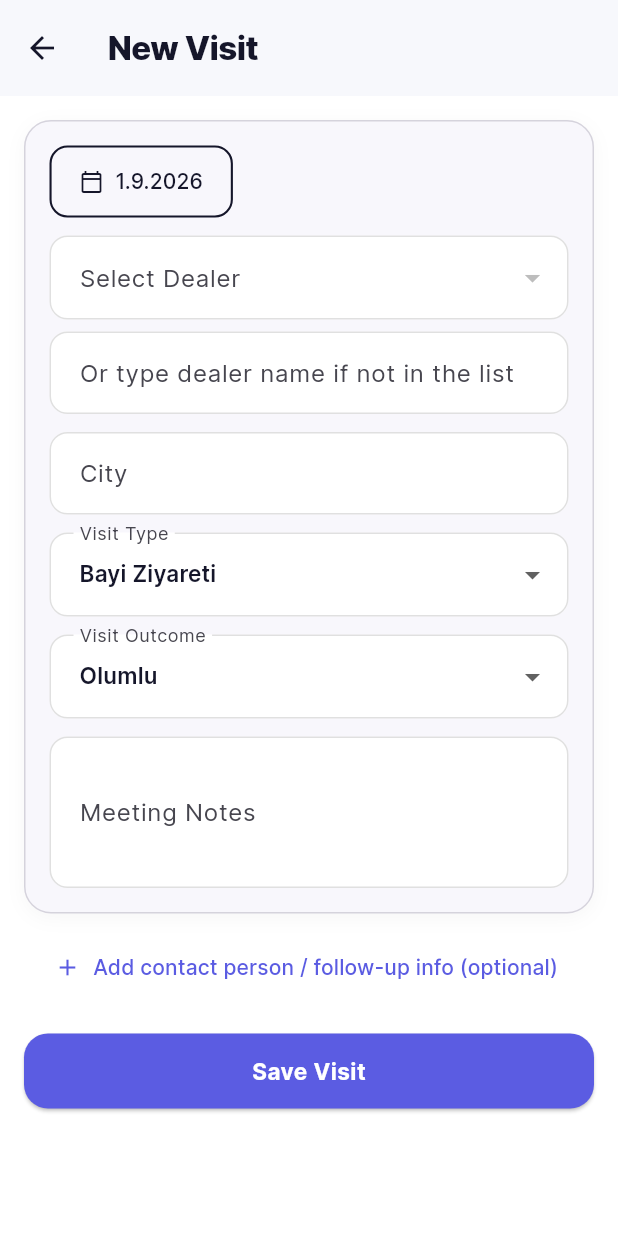
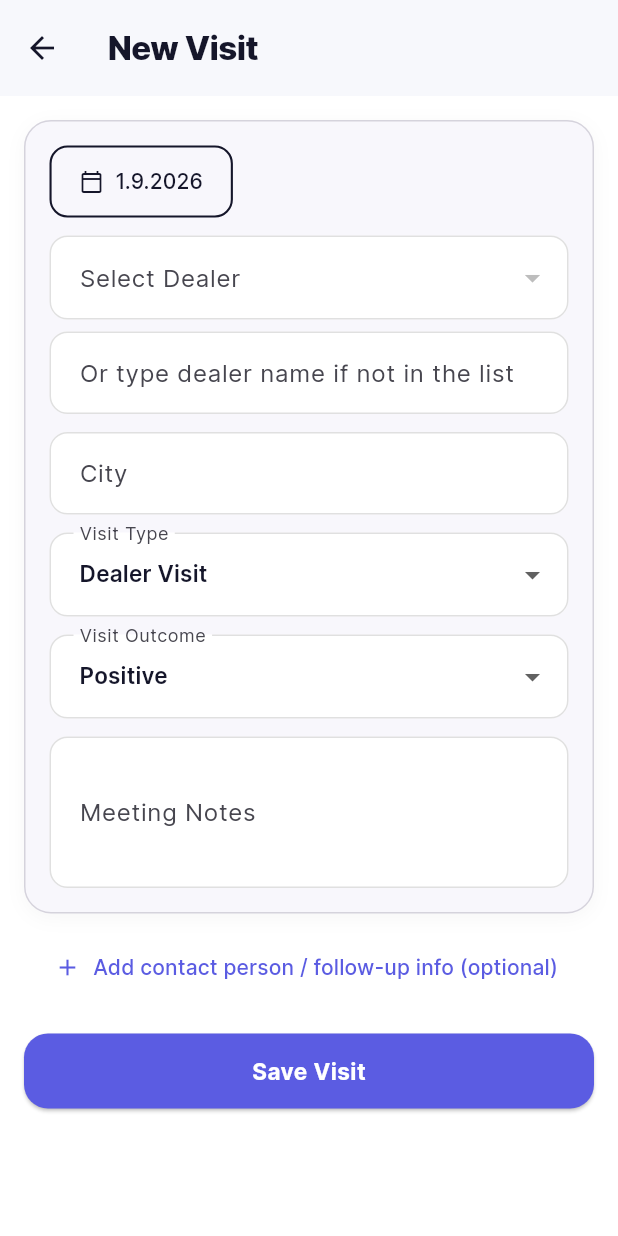
Before and after one commit to tuncak207-hue/bayi-teknik-destek-yeni-v1, a Flutter app: the DealerVisitsScreen screen opened by its route, after a tap on "New Visit", on a phone screen of 412 x 824 dp. Run offline on Flutter 3.47's test engine with Material 3 defaults, Android fonts, the phone set to English and light mode, and no system bars; our stand-ins replace audioplayers, dio, firebase_auth, firebase_core, firebase_messaging, flutter_local_notifications and 15 more; missing offline and left inert: mobile_scanner; accounts and stored records are empty; generated files the repository leaves out were written again; network calls fail.

Commit message:
Add files via upload

```diff
--- a/mobile/lib/features/dealer_visits/dealer_visits_screen.dart
+++ b/mobile/lib/features/dealer_visits/dealer_visits_screen.dart
@@ -8,6 +8,31 @@ import '../../core/api/api_client.dart';
 import '../../core/theme/app_theme.dart';
 import '../../core/widgets/app_components.dart';
 import '../../core/widgets/design_system.dart';
+
+// Kullanıcı isteği: "hala Türkçe" — bu iki harita, dosyada 3 farklı State
+// sınıfında tekrar tanımlıydı; artık tek bir yerden, seçili dile göre
+// üretiliyor.
+Map<String, String> _outcomeLabels(BuildContext context) => {
+      'POSITIVE': AppLocalizations.of(context)!.outcomePositive,
+      'QUOTE_PENDING': AppLocalizations.of(context)!.outcomeQuotePending,
+      'PROJECT_CREATED': AppLocalizations.of(context)!.outcomeProjectCreated,
+      'ORDER_PENDING': AppLocalizations.of(context)!.outcomeOrderPending,
+      'FOLLOW_UP_NEEDED': AppLocalizations.of(context)!.outcomeFollowUpNeeded,
+      'NEGATIVE': AppLocalizations.of(context)!.outcomeNegative,
+      'NOT_HAPPENED': AppLocalizations.of(context)!.outcomeNotHappened,
+      'OTHER': AppLocalizations.of(context)!.outcomeOther,
+    };
+
+Map<String, String> _visitTypeLabels(BuildContext context) => {
+      'DEALER_VISIT': AppLocalizations.of(context)!.visitTypeDealerVisit,
+      'PROJECT_MEETING': AppLocalizations.of(context)!.visitTypeProjectMeeting,
+      'PRODUCT_INTRO': AppLocalizations.of(context)!.visitTypeProductIntro,
+      'TECHNICAL_MEETING': AppLocalizations.of(context)!.visitTypeTechnicalMeeting,
+      'QUOTE_MEETING': AppLocalizations.of(context)!.visitTypeQuoteMeeting,
+      'TRAINING': AppLocalizations.of(context)!.visitTypeTraining,
+      'COLLECTION': AppLocalizations.of(context)!.visitTypeCollection,
+      'OTHER': AppLocalizations.of(context)!.visitTypeOther,
+    };
 
 class DealerVisitsScreen extends StatefulWidget {
   const DealerVisitsScreen({super.key});
@@ -20,28 +45,6 @@ class _DealerVisitsScreenState extends State<DealerVisitsScreen> {
   final Dio _dio = ApiClient().dio;
   List<dynamic> _visits = [];
   bool _loading = true;
-
-  static const _outcomeLabels = {
-    'POSITIVE': 'Olumlu',
-    'QUOTE_PENDING': 'Teklif Bekliyor',
-    'PROJECT_CREATED': 'Proje Oluştu',
-    'ORDER_PENDING': 'Sipariş Bekleniyor',
-    'FOLLOW_UP_NEEDED': 'Takip Gerekli',
-    'NEGATIVE': 'Olumsuz',
-    'NOT_HAPPENED': 'Görüşme Gerçekleşmedi',
-    'OTHER': 'Diğer',
-  };
-
-  static const _visitTypeLabels = {
-    'DEALER_VISIT': 'Bayi Ziyareti',
-    'PROJECT_MEETING': 'Proje Görüşmesi',
-    'PRODUCT_INTRO': 'Ürün Tanıtımı',
-    'TECHNICAL_MEETING': 'Teknik Görüşme',
-    'QUOTE_MEETING': 'Teklif Görüşmesi',
-    'TRAINING': 'Eğitim',
-    'COLLECTION': 'Tahsilat / Ticari Görüşme',
-    'OTHER': 'Diğer',
-  };
 
   @override
   void initState() {
@@ -145,12 +148,12 @@ class _DealerVisitsScreenState extends State<DealerVisitsScreen> {
                             children: [
                               CardHeaderRow(
                                 title: v['dealer']?['company'] ?? v['dealerNameFreeText'] ?? 'Bayi belirtilmedi',
-                                subtitle: '${_visitTypeLabels[v['visitType']] ?? v['visitType']} · ${v['city'] ?? '—'}',
+                                subtitle: '${_visitTypeLabels(context)[v['visitType']] ?? v['visitType']} · ${v['city'] ?? '—'}',
                               ),
                               const SizedBox(height: 8),
                               Row(
                                 children: [
-                                  StatusBadge(label: _outcomeLabels[v['outcome']] ?? v['outcome'], tone: _outcomeTone(v['outcome'])),
+                                  StatusBadge(label: _outcomeLabels(context)[v['outcome']] ?? v['outcome'], tone: _outcomeTone(v['outcome'])),
                                   if (needsFollowUp) ...[
                                     const SizedBox(width: 6),
                                     StatusBadge(label: AppLocalizations.of(context)!.followUp, tone: AppStatusTone.pending),
@@ -201,28 +204,6 @@ class _CreateVisitScreenState extends State<_CreateVisitScreen> {
   bool _loadingDealers = true;
   bool _submitting = false;
   String? _error;
-
-  static const _visitTypeLabels = {
-    'DEALER_VISIT': 'Bayi Ziyareti',
-    'PROJECT_MEETING': 'Proje Görüşmesi',
-    'PRODUCT_INTRO': 'Ürün Tanıtımı',
-    'TECHNICAL_MEETING': 'Teknik Görüşme',
-    'QUOTE_MEETING': 'Teklif Görüşmesi',
-    'TRAINING': 'Eğitim',
-    'COLLECTION': 'Tahsilat / Ticari Görüşme',
-    'OTHER': 'Diğer',
-  };
-
-  static const _outcomeLabels = {
-    'POSITIVE': 'Olumlu',
-    'QUOTE_PENDING': 'Teklif Bekliyor',
-    'PROJECT_CREATED': 'Proje Oluştu',
-    'ORDER_PENDING': 'Sipariş Bekleniyor',
-    'FOLLOW_UP_NEEDED': 'Takip Gerekli',
-    'NEGATIVE': 'Olumsuz',
-    'NOT_HAPPENED': 'Görüşme Gerçekleşmedi',
-    'OTHER': 'Diğer',
-  };
 
   @override
   void initState() {
@@ -384,7 +365,7 @@ class _CreateVisitScreenState extends State<_CreateVisitScreen> {
                         value: _visitType,
                         isExpanded: true,
                         decoration: InputDecoration(labelText: AppLocalizations.of(context)!.visitType, border: OutlineInputBorder()),
-                        items: _visitTypeLabels.entries.map((e) => DropdownMenuItem(value: e.key, child: Text(e.value))).toList(),
+                        items: _visitTypeLabels(context).entries.map((e) => DropdownMenuItem(value: e.key, child: Text(e.value))).toList(),
                         onChanged: (v) => setState(() => _visitType = v!),
                       ),
                       const SizedBox(height: 12),
@@ -392,7 +373,7 @@ class _CreateVisitScreenState extends State<_CreateVisitScreen> {
                         value: _outcome,
                         isExpanded: true,
                         decoration: InputDecoration(labelText: AppLocalizations.of(context)!.visitOutcome, border: OutlineInputBorder()),
-                        items: _outcomeLabels.entries.map((e) => DropdownMenuItem(value: e.key, child: Text(e.value))).toList(),
+                        items: _outcomeLabels(context).entries.map((e) => DropdownMenuItem(value: e.key, child: Text(e.value))).toList(),
                         onChanged: (v) => setState(() => _outcome = v!),
                       ),
                       const SizedBox(height: 12),
@@ -471,9 +452,6 @@ class _VisitDetailScreenState extends State<_VisitDetailScreen> {
   Map<String, dynamic>? _visit;
   bool _loading = true;
   bool _uploading = false;
-
-  static const _outcomeLabels = _DealerVisitsScreenState._outcomeLabels;
-  static const _visitTypeLabels = _DealerVisitsScreenState._visitTypeLabels;
 
   @override
   void initState() {
@@ -590,11 +568,11 @@ class _VisitDetailScreenState extends State<_VisitDetailScreen> {
                           ),
                           const SizedBox(height: 4),
                           Text(
-                            '${_visitTypeLabels[_visit!['visitType']] ?? _visit!['visitType']} · ${_visit!['city'] ?? '—'}',
+                            '${_visitTypeLabels(context)[_visit!['visitType']] ?? _visit!['visitType']} · ${_visit!['city'] ?? '—'}',
                             style: TextStyle(fontSize: 12.5, color: Colors.grey.shade500),
                           ),
                           SizedBox(height: 10),
-                          StatusBadge(label: _outcomeLabels[_visit!['outcome']] ?? _visit!['outcome'], tone: AppStatusTone.neutral),
+                          StatusBadge(label: _outcomeLabels(context)[_visit!['outcome']] ?? _visit!['outcome'], tone: AppStatusTone.neutral),
                           const Divider(height: 24),
                           Text(AppLocalizations.of(context)!.meetingNotes, style: TextStyle(fontWeight: FontWeight.w700, fontSize: 12.5, color: AppColors.navy)),
                           const SizedBox(height: 6),
```
Also changed, not shown: mobile/lib/features/appointments/appointments_screen.dart (+4 -4 lines), mobile/lib/features/calculators/calculators_screen.dart (+20 -17 lines), mobile/lib/features/profile/profile_screen.dart (+25 -1 lines), mobile/lib/features/settings/settings_screen.dart (+13 -11 lines), mobile/lib/features/support_tickets/support_tickets_screen.dart (+17 -26 lines), mobile/lib/features/wallet/document_wallet_screen.dart (+12 -9 lines), mobile/lib/l10n/app_en.arb (+71 -0 lines), mobile/lib/l10n/app_tr.arb (+71 -0 lines).
